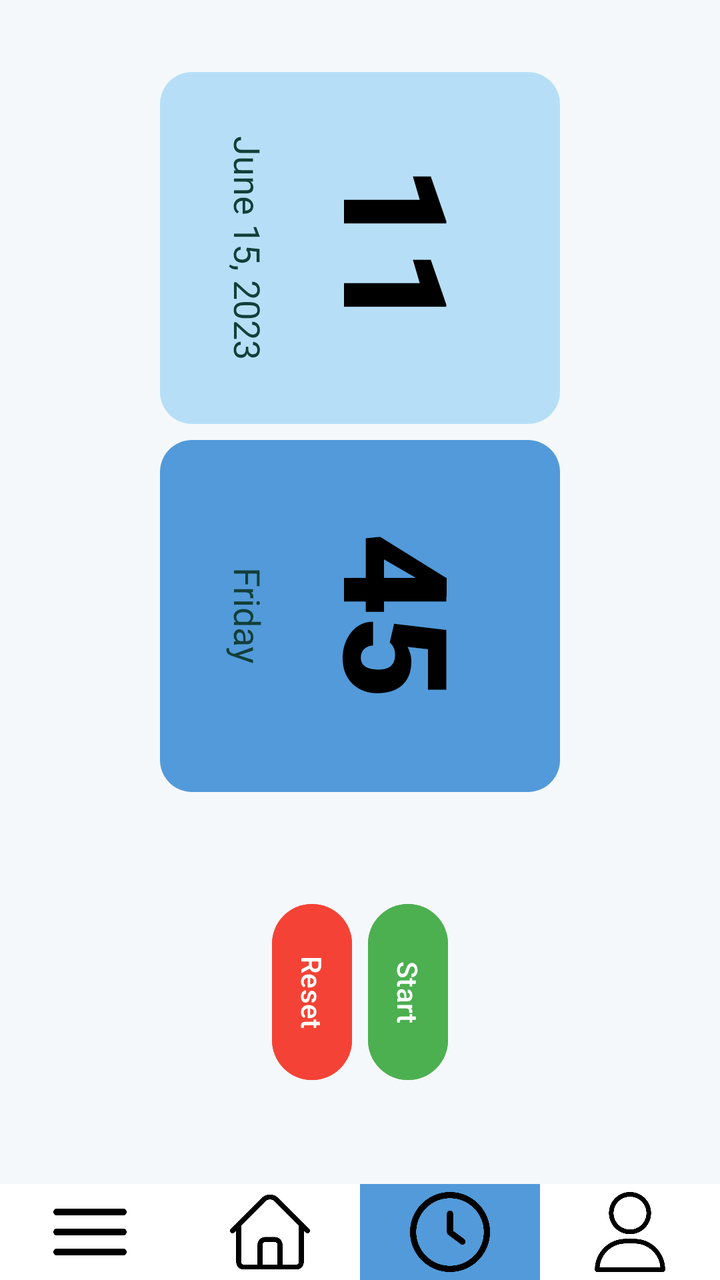
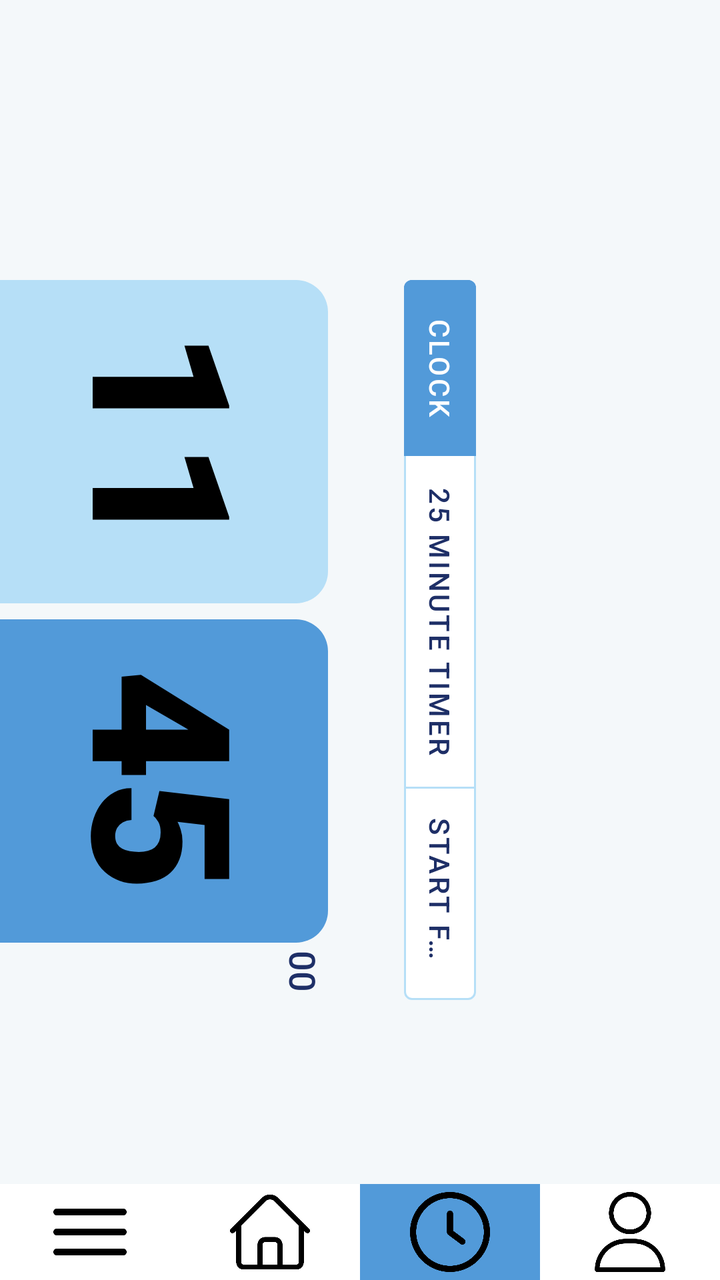

Screens rendered from an Android XML layout before and after an edit, with the pre-edit source and the edit as a unified diff.
<!-- AndroidManifest.xml: application theme Theme.Madgroupassignment -->
<!-- res/layout/activity_clock_timer.xml -->
<?xml version="1.0" encoding="utf-8"?>
<androidx.constraintlayout.widget.ConstraintLayout xmlns:android="http://schemas.android.com/apk/res/android"
    xmlns:app="http://schemas.android.com/apk/res-auto"
    xmlns:tools="http://schemas.android.com/tools"
    android:layout_width="match_parent"
    android:layout_height="match_parent"
    tools:context=".ClockTimer"
    android:background="#f4f8fa">

    
    <LinearLayout
        android:id="@+id/clock_container"
        android:layout_width="match_parent"
        android:layout_height="0dp"
        android:orientation="horizontal"
        android:gravity="center"
        android:weightSum="2"
        app:layout_constraintTop_toTopOf="parent"
        app:layout_constraintBottom_toTopOf="@+id/button_container"
        android:rotation="90">
        

        
        <LinearLayout
            android:layout_width="100dp"
            android:layout_height="200dp"
            android:layout_weight="1"
            android:orientation="vertical"
            android:gravity="center"
            android:padding="16dp"
            android:background="@drawable/hour_container_bg">

            
            <TextView
                android:id="@+id/hoursText"
                android:layout_width="wrap_content"
                android:layout_height="wrap_content"
                android:fontFamily="sans-serif-black"
                android:text="11"
                android:textColor="#000000"
                android:textSize="72sp" />

            
            <TextView
                android:id="@+id/dateText"
                android:layout_width="wrap_content"
                android:layout_height="wrap_content"
                android:layout_marginTop="16dp"
                android:text="June 15, 2023"
                android:textColor="#123f39"
                android:textSize="18sp" />
        </LinearLayout>

        <TextView
            android:id="@+id/colonText"
            android:layout_width="wrap_content"
            android:layout_height="wrap_content"
            android:layout_marginHorizontal="4dp"
            android:text=""
            android:textColor="#666666"
            android:textSize="72sp" />

        
        <LinearLayout
            android:layout_width="100dp"
            android:layout_height="200dp"
            android:layout_weight="1"
            android:orientation="vertical"
            android:gravity="center"
            android:padding="16dp"
            android:background="@drawable/minute_container_bg">

            
            <TextView
                android:id="@+id/minutesText"
                android:layout_width="wrap_content"
                android:layout_height="wrap_content"
                android:fontFamily="sans-serif-black"
                android:text="45"
                android:textColor="#000000"
                android:textSize="72sp" />

            
            <TextView
                android:id="@+id/dayInfoText"
                android:layout_width="wrap_content"
                android:layout_height="wrap_content"
                android:layout_marginTop="16dp"
                android:text="Friday"
                android:textColor="#123f39"
                android:textSize="18sp" />
        </LinearLayout>
    </LinearLayout>

    
    <LinearLayout
        android:id="@+id/button_container"
        android:layout_width="match_parent"
        android:layout_height="wrap_content"
        android:orientation="vertical"
        android:gravity="center"
        android:layout_marginTop="32dp"
        android:layout_marginBottom="32dp"
        app:layout_constraintTop_toBottomOf="@id/clock_container"
        app:layout_constraintBottom_toTopOf="@+id/bottom_bar"
        android:rotation="90">

        <Button
            android:id="@+id/startButton"
            android:layout_width="wrap_content"
            android:layout_height="48dp"
            android:text="Start"
            android:textAllCaps="false"
            android:backgroundTint="#4CAF50"
            android:textColor="#FFFFFF"
            android:layout_marginEnd="16dp"
            android:elevation="4dp"/>

        <Button
            android:id="@+id/resetButton"
            android:layout_width="wrap_content"
            android:layout_height="48dp"
            android:text="Reset"
            android:textAllCaps="false"
            android:backgroundTint="#F44336"
            android:textColor="#FFFFFF"
            android:layout_marginEnd="16dp"
            android:elevation="4dp"/>
    </LinearLayout>



    
    <LinearLayout
        android:id="@+id/bottom_bar"
        android:layout_width="match_parent"
        android:layout_height="wrap_content"
        android:orientation="horizontal"
        android:background="@android:color/white"
        app:layout_constraintBottom_toBottomOf="parent">

        <ImageButton
            android:id="@+id/listButton"
            android:layout_width="48dp"
            android:layout_height="48dp"
            android:layout_weight="1"
            android:padding="4dp"
            android:scaleType="fitCenter"
            android:src="@drawable/menu"
            android:background="?attr/selectableItemBackgroundBorderless"/>

        
        <Button
            android:id="@+id/rewardButton"
            android:layout_width="wrap_content"
            android:layout_height="wrap_content"
            android:text="Reward"
            android:padding="4dp"
            android:scaleType="fitCenter"
            android:visibility="gone" />
        <Button
            android:id="@+id/searchButton"
            android:layout_width="wrap_content"
            android:layout_height="wrap_content"
            android:text="Search"
            android:padding="4dp"
            android:scaleType="fitCenter"
            android:visibility="gone" />

        <ImageButton
            android:id="@+id/homeButton"
            android:layout_width="48dp"
            android:layout_height="48dp"
            android:layout_weight="1"
            android:padding="4dp"
            android:scaleType="fitCenter"
            android:src="@drawable/home"
            android:background="?attr/selectableItemBackgroundBorderless"/>

        <ImageButton
            android:id="@+id/clockButton"
            android:layout_width="48dp"
            android:layout_height="48dp"
            android:layout_weight="1"
            android:padding="4dp"
            android:scaleType="fitCenter"
            android:src="@drawable/clock"
            android:background="#529ad9"/>

        <ImageButton
            android:id="@+id/profileButton"
            android:layout_width="48dp"
            android:layout_height="48dp"
            android:layout_weight="1"
            android:padding="4dp"
            android:scaleType="fitCenter"
            android:src="@drawable/user"
            android:background="?attr/selectableItemBackgroundBorderless"/>
    </LinearLayout>



</androidx.constraintlayout.widget.ConstraintLayout>
<!-- resources referenced by this layout -->
<resources>
  <!-- drawable clock: png bitmap (drawable, 18063 bytes) -->
  <!-- drawable home: png bitmap (drawable, 6798 bytes) -->
  <!-- drawable hour_container_bg (drawable) -->
  <?xml version="1.0" encoding="utf-8"?>
  <selector xmlns:android="http://schemas.android.com/apk/res/android">
      <item>
          <shape android:shape="rectangle">
              <corners android:radius="16sp" />
              <solid android:color="#b6dff7" />
          </shape>
      </item>
  </selector>
  <!-- drawable menu: png bitmap (drawable, 3588 bytes) -->
  <!-- drawable minute_container_bg (drawable) -->
  <?xml version="1.0" encoding="utf-8"?>
  <selector xmlns:android="http://schemas.android.com/apk/res/android">
      <item>
          <shape android:shape="rectangle">
              <corners android:radius="16sp" />
              <solid android:color="#529ad9" />
          </shape>
      </item>
  </selector>
  <!-- drawable user: png bitmap (drawable, 12623 bytes) -->
  <style name="Theme.Madgroupassignment" parent="Base.Theme.Madgroupassignment" />
  <style name="Base.Theme.Madgroupassignment" parent="Theme.Material3.DayNight.NoActionBar">
          
          
      </style>
</resources>

<!-- the commit's change to res/layout/activity_clock_timer.xml (unified diff, before → after) -->
@@ -9,126 +9,185 @@
 
     
     <LinearLayout
-        android:id="@+id/clock_container"
         android:layout_width="match_parent"
-        android:layout_height="0dp"
-        android:orientation="horizontal"
-        android:gravity="center"
-        android:weightSum="2"
-        app:layout_constraintTop_toTopOf="parent"
-        app:layout_constraintBottom_toTopOf="@+id/button_container"
+        android:layout_height="match_parent"
+        android:orientation="vertical"
+        android:gravity="center_horizontal"
+        android:paddingTop="240dp"
+        android:paddingBottom="16dp"
         android:rotation="90">
-        
+
+        <com.google.android.material.button.MaterialButtonToggleGroup
+            android:id="@+id/timerModeToggleGroup"
+            android:layout_width="wrap_content"
+            android:layout_height="wrap_content"
+            android:layout_marginTop="16dp"
+            app:selectionRequired="true"
+            app:singleSelection="true"
+            app:checkedButton="@id/clockBtn">
+
+            <com.google.android.material.button.MaterialButton
+                android:id="@+id/clockBtn"
+                style="@style/Widget.MaterialComponents.Button.OutlinedButton"
+                android:layout_width="wrap_content"
+                android:layout_height="48dp"
+                android:text="Clock"
+                app:strokeColor="@color/selector_toggle_button_stroke"
+                app:strokeWidth="1dp"
+                app:backgroundTint="@color/selector_toggle_button_background"
+                android:textColor="@color/selector_toggle_button_text"/>  
+
+            <com.google.android.material.button.MaterialButton
+                android:id="@+id/pomodoroButton"
+                style="@style/Widget.MaterialComponents.Button.OutlinedButton"
+                android:layout_width="wrap_content"
+                android:layout_height="48dp"
+                android:text="25 Minute Timer"
+                app:strokeColor="@color/selector_toggle_button_stroke"
+                app:strokeWidth="1dp"
+                app:backgroundTint="@color/selector_toggle_button_background"
+                android:textColor="@color/selector_toggle_button_text" />
+
+            <com.google.android.material.button.MaterialButton
+                android:id="@+id/startFromZeroButton"
+                style="@style/Widget.MaterialComponents.Button.OutlinedButton"
+                android:layout_width="wrap_content"
+                android:layout_height="48dp"
+                android:text="Start from 0"
+                app:strokeColor="@color/selector_toggle_button_stroke"
+                app:strokeWidth="1dp"
+                app:backgroundTint="@color/selector_toggle_button_background"
+                android:textColor="@color/selector_toggle_button_text"/>
+        </com.google.android.material.button.MaterialButtonToggleGroup>
 
         
         <LinearLayout
-            android:layout_width="100dp"
-            android:layout_height="200dp"
-            android:layout_weight="1"
-            android:orientation="vertical"
+            android:id="@+id/clock_container"
+            android:layout_width="match_parent"
+            android:layout_height="wrap_content"
+            android:layout_marginTop="32dp"
             android:gravity="center"
-            android:padding="16dp"
-            android:background="@drawable/hour_container_bg">
+            android:orientation="horizontal"
+            android:weightSum="2">
 
             
-            <TextView
-                android:id="@+id/hoursText"
-                android:layout_width="wrap_content"
-                android:layout_height="wrap_content"
-                android:fontFamily="sans-serif-black"
-                android:text="11"
-                android:textColor="#000000"
-                android:textSize="72sp" />
+            <LinearLayout
+                android:layout_width="100dp"
+                android:layout_height="200dp"
+                android:layout_weight="1"
+                android:background="@drawable/hour_container_bg"
+                android:gravity="center"
+                android:layout_marginEnd="4dp"
+                android:orientation="vertical"
+                android:padding="16dp">
+
+                
+                <TextView
+                    android:id="@+id/hoursText"
+                    android:layout_width="wrap_content"
+                    android:layout_height="wrap_content"
+                    android:fontFamily="sans-serif-black"
+                    android:text="11"
+                    android:textColor="#000000"
+                    android:textSize="96sp" />
+
+                
+                <TextView
+                    android:id="@+id/dateText"
+                    android:layout_width="wrap_content"
+                    android:layout_height="wrap_content"
+                    android:layout_marginTop="16dp"
+                    android:fontFamily="sans-serif-medium"
+                    android:text="June 15, 2023"
+                    android:textColor="#1e2f67"
+                    android:textSize="18sp" />
+            </LinearLayout>
 
             
-            <TextView
-                android:id="@+id/dateText"
-                android:layout_width="wrap_content"
-                android:layout_height="wrap_content"
-                android:layout_marginTop="16dp"
-                android:text="June 15, 2023"
-                android:textColor="#123f39"
-                android:textSize="18sp" />
+            <LinearLayout
+                android:layout_width="100dp"
+                android:layout_height="200dp"
+                android:layout_weight="1"
+                android:background="@drawable/minute_container_bg"
+                android:gravity="center"
+                android:layout_marginStart="4dp"
+                android:orientation="vertical"
+                android:padding="16dp">
+
+                
+                <TextView
+                    android:id="@+id/minutesText"
+                    android:layout_width="wrap_content"
+                    android:layout_height="wrap_content"
+                    android:fontFamily="sans-serif-black"
+                    android:text="45"
+                    android:textColor="#000000"
+                    android:textSize="96sp" />
+
+                
+                <TextView
+                    android:id="@+id/dayInfoText"
+                    android:layout_width="wrap_content"
+                    android:layout_height="wrap_content"
+                    android:layout_marginTop="16dp"
+                    android:fontFamily="sans-serif-medium"
+                    android:text="Friday"
+                    android:textColor="#1e2f67"
+                    android:textSize="18sp" />
+            </LinearLayout>
+
+            <LinearLayout
+                android:layout_width="wrap_content"
+                android:layout_height="match_parent"
+                android:orientation="vertical">
+
+                <TextView
+                    android:id="@+id/secondsText"
+                    android:layout_width="wrap_content"
+                    android:layout_height="wrap_content"
+                    android:layout_marginHorizontal="4dp"
+                    android:fontFamily="sans-serif-medium"
+                    android:text="00"
+                    android:textColor="#1e2f67"
+                    android:textSize="18sp"
+                    android:layout_gravity="bottom"
+                    android:gravity="bottom"/>  
+            </LinearLayout>
+
         </LinearLayout>
-
-        <TextView
-            android:id="@+id/colonText"
-            android:layout_width="wrap_content"
-            android:layout_height="wrap_content"
-            android:layout_marginHorizontal="4dp"
-            android:text=""
-            android:textColor="#666666"
-            android:textSize="72sp" />
 
         
         <LinearLayout
-            android:layout_width="100dp"
-            android:layout_height="200dp"
-            android:layout_weight="1"
-            android:orientation="vertical"
+            android:id="@+id/button_container"
+            android:layout_width="match_parent"
+            android:layout_height="wrap_content"
+            android:layout_marginTop="32dp"
             android:gravity="center"
-            android:padding="16dp"
-            android:background="@drawable/minute_container_bg">
-
-            
-            <TextView
-                android:id="@+id/minutesText"
-                android:layout_width="wrap_content"
-                android:layout_height="wrap_content"
-                android:fontFamily="sans-serif-black"
-                android:text="45"
-                android:textColor="#000000"
-                android:textSize="72sp" />
-
-            
-            <TextView
-                android:id="@+id/dayInfoText"
-                android:layout_width="wrap_content"
-                android:layout_height="wrap_content"
-                android:layout_marginTop="16dp"
-                android:text="Friday"
-                android:textColor="#123f39"
-                android:textSize="18sp" />
+            android:orientation="horizontal">
+
+            <Button
+                android:id="@+id/startButton"
+                android:layout_width="wrap_content"
+                android:layout_height="48dp"
+                android:layout_marginEnd="16dp"
+                android:backgroundTint="#4CAF50"
+                android:elevation="4dp"
+                android:text="Start"
+                android:textAllCaps="false"
+                android:textColor="#FFFFFF" />
+
+            <Button
+                android:id="@+id/resetButton"
+                android:layout_width="wrap_content"
+                android:layout_height="48dp"
+                android:layout_marginEnd="16dp"
+                android:backgroundTint="#F44336"
+                android:elevation="4dp"
+                android:text="Reset"
+                android:textAllCaps="false"
+                android:textColor="#FFFFFF" />
         </LinearLayout>
     </LinearLayout>
-
-    
-    <LinearLayout
-        android:id="@+id/button_container"
-        android:layout_width="match_parent"
-        android:layout_height="wrap_content"
-        android:orientation="vertical"
-        android:gravity="center"
-        android:layout_marginTop="32dp"
-        android:layout_marginBottom="32dp"
-        app:layout_constraintTop_toBottomOf="@id/clock_container"
-        app:layout_constraintBottom_toTopOf="@+id/bottom_bar"
-        android:rotation="90">
-
-        <Button
-            android:id="@+id/startButton"
-            android:layout_width="wrap_content"
-            android:layout_height="48dp"
-            android:text="Start"
-            android:textAllCaps="false"
-            android:backgroundTint="#4CAF50"
-            android:textColor="#FFFFFF"
-            android:layout_marginEnd="16dp"
-            android:elevation="4dp"/>
-
-        <Button
-            android:id="@+id/resetButton"
-            android:layout_width="wrap_content"
-            android:layout_height="48dp"
-            android:text="Reset"
-            android:textAllCaps="false"
-            android:backgroundTint="#F44336"
-            android:textColor="#FFFFFF"
-            android:layout_marginEnd="16dp"
-            android:elevation="4dp"/>
-    </LinearLayout>
-
-
 
     
     <LinearLayout
<!-- resource entries referenced after the edit -->
@@ -28,6 +28,8 @@
   <style name="Base.Theme.Madgroupassignment" parent="Theme.Material3.DayNight.NoActionBar">
           
           
+          <item name="colorPrimary">@color/lightblue</item>
       </style>
+  <color name="lightblue">#b6dff7</color>
 </resources>
 
